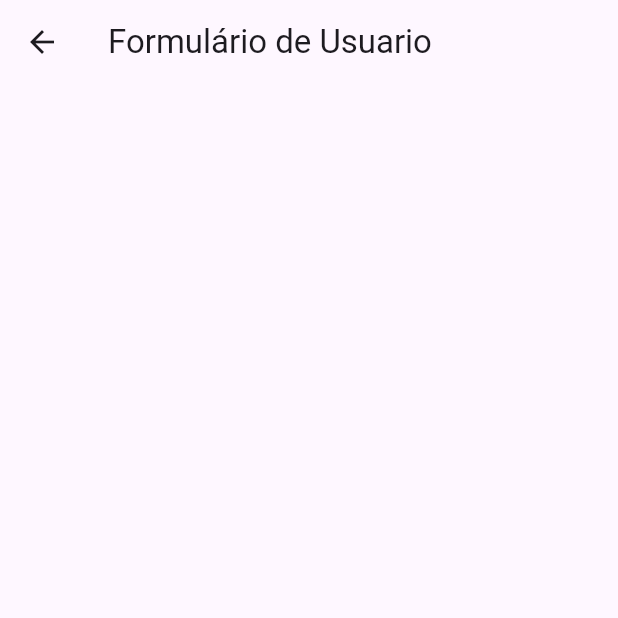
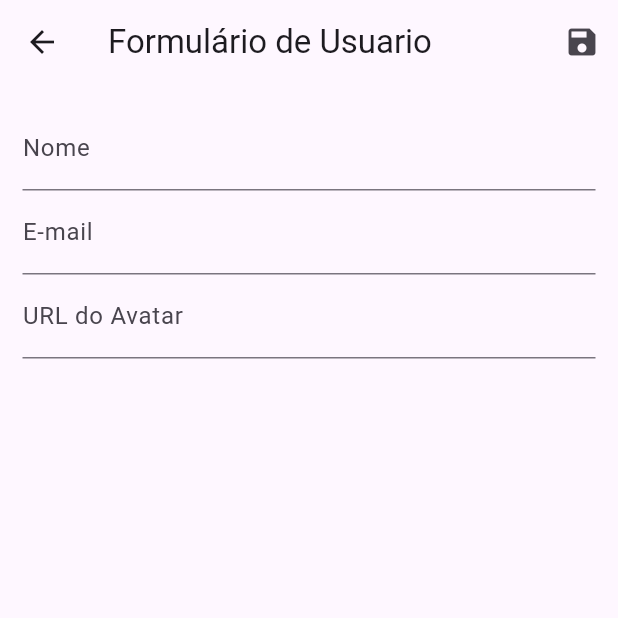
Before and after one commit to sthallysson/flutter_crud, a Flutter app: the screen it shows after launch, after a tap on the "edit" icon, on a phone screen of 412 x 824 dp, the top half of it. Run offline on Flutter 3.47's test engine with Material 3 defaults, Android fonts, the phone set to English and light mode, and no system bars; network calls fail.

Commit message:
feat: created functionality to add new User

```diff
--- a/lib/main.dart
+++ b/lib/main.dart
@@ -24,7 +24,7 @@ class MyApp extends StatelessWidget {
           ),
           routes: {
             AppRoutes.HOME: (_) => const UserList(),
-            AppRoutes.USER_FORM: (_) => const UserForm()
+            AppRoutes.USER_FORM: (_) => UserForm()
           },
         ));
   }
--- a/lib/views/user_form.dart
+++ b/lib/views/user_form.dart
@@ -1,13 +1,74 @@
 import 'package:flutter/material.dart';
+import 'package:flutter_crud/models/user.dart';
+import 'package:flutter_crud/provider/users.dart';
+import 'package:provider/provider.dart';
 
 class UserForm extends StatelessWidget {
-  const UserForm({super.key});
+  UserForm({super.key});
+
+  final _form = GlobalKey<FormState>();
+  final Map<String, String> _formData = {};
 
   @override
   Widget build(BuildContext context) {
     return Scaffold(
       appBar: AppBar(
-        title: Text('Formulário de Usuario'),
+        title: const Text('Formulário de Usuario'),
+        actions: [
+          IconButton(
+              onPressed: () {
+                final isValid = _form.currentState!.validate();
+
+                if (isValid) {
+                  _form.currentState!.save();
+
+                  Provider.of<Users>(context, listen: false).put(
+                    User(
+                      id: _formData["id"],
+                      name: _formData["name"]!,
+                      email: _formData["email"]!,
+                      avatarUrl: _formData["avatarUrl"]!,
+                    ),
+                  );
+
+                  Navigator.of(context).pop();
+                }
+              },
+              icon: const Icon(Icons.save))
+        ],
+      ),
+      body: Padding(
+        padding: const EdgeInsets.all(15),
+        child: Form(
+          key: _form,
+          child: Column(
+            children: [
+              TextFormField(
+                decoration: const InputDecoration(labelText: 'Nome'),
+                validator: (value) {
+                  if (value == null || value.isEmpty) {
+                    return "Nome Inválido!";
+                  }
+
+                  if (value.trim().length < 3) {
+                    return "Nome Inválido!";
+                  }
+
+                  return null;
+                },
+                onSaved: (value) => _formData['name'] = value!,
+              ),
+              TextFormField(
+                decoration: const InputDecoration(labelText: 'E-mail'),
+                onSaved: (value) => _formData['email'] = value!,
+              ),
+              TextFormField(
+                decoration: const InputDecoration(labelText: 'URL do Avatar'),
+                onSaved: (value) => _formData['avatarUrl'] = value!,
+              ),
+            ],
+          ),
+        ),
       ),
     );
   }
```
